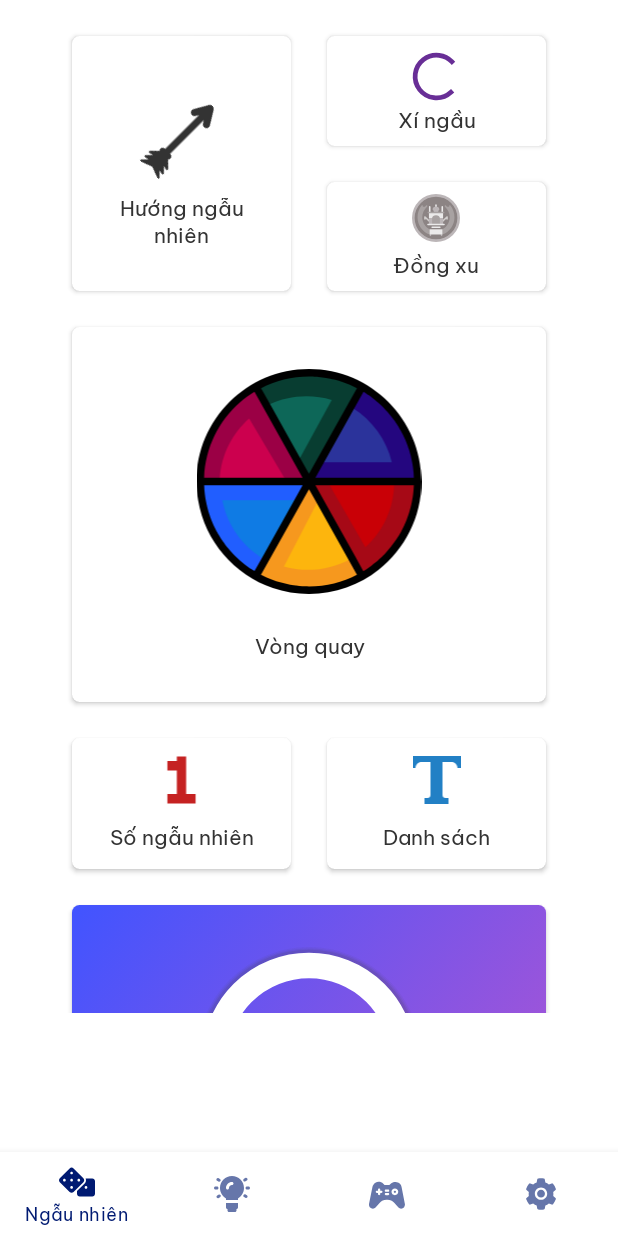
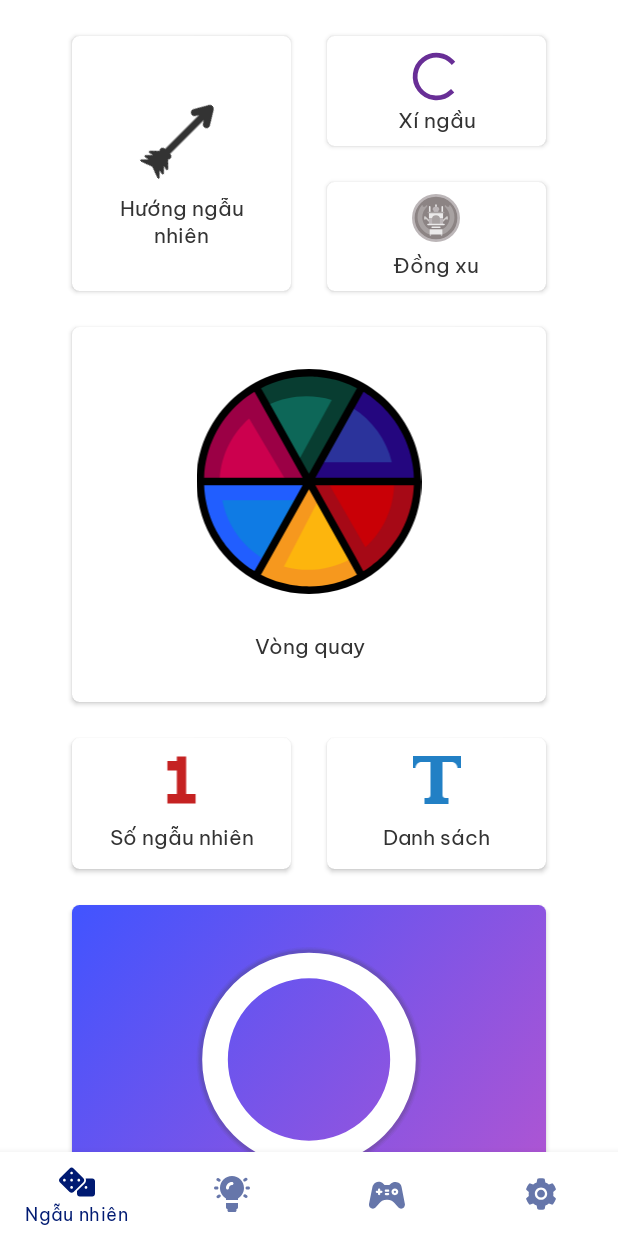
Before and after one commit to ltk84/izrandom, an Android app: the screen it shows after launch (HomeActivity), on a phone screen of 412 x 824 dp. Run offline under Robolectric (Android 15) with nearby library versions, the phone set to English and light mode, and no system bars; our stand-ins replace Room's generated code; libraries missing offline, so code that uses them is left out: com.iigo.library; plain views replace BounceScrollView, DiceLoadingView; 5 statements that could not run were skipped.

Commit message:
[FIX] fix lost ending section in main view

```diff
--- a/app/src/main/res/layout/activity_main.xml
+++ b/app/src/main/res/layout/activity_main.xml
@@ -1,17 +1,22 @@
 <?xml version="1.0" encoding="utf-8"?>
-<androidx.constraintlayout.widget.ConstraintLayout xmlns:android="http://schemas.android.com/apk/res/android"
+<LinearLayout xmlns:android="http://schemas.android.com/apk/res/android"
     xmlns:app="http://schemas.android.com/apk/res-auto"
     xmlns:tools="http://schemas.android.com/tools"
     android:layout_width="match_parent"
     android:layout_height="match_parent"
+    android:orientation="vertical"
+    android:gravity="bottom"
     tools:context=".home.HomeActivity">
 
     <androidx.fragment.app.FragmentContainerView
         android:id="@+id/fragment_random_container"
         android:layout_width="match_parent"
-        android:layout_height="675dp"
+
+        android:layout_height="0dp"
+        android:layout_weight="1"
         app:layout_behavior="@string/appbar_scrolling_view_behavior"
-        app:layout_constraintTop_toTopOf="parent" />
+        app:layout_constraintTop_toTopOf="parent"
+        app:layout_constraintBottom_toTopOf="@id/bottom_navigation"/>
 
     <com.google.android.material.bottomnavigation.BottomNavigationView
         android:id="@+id/bottom_navigation"
@@ -20,4 +25,4 @@
         app:layout_constraintBottom_toBottomOf="parent"
         app:menu="@menu/bottom_navigation_menu" />
 
-</androidx.constraintlayout.widget.ConstraintLayout>
+</LinearLayout>
--- a/app/src/main/res/layout/fragment_random.xml
+++ b/app/src/main/res/layout/fragment_random.xml
@@ -14,7 +14,7 @@
 
         <LinearLayout
             android:layout_width="match_parent"
-            android:layout_height="match_parent"
+            android:layout_height="wrap_content"
             android:orientation="vertical">
 
             <LinearLayout
```
